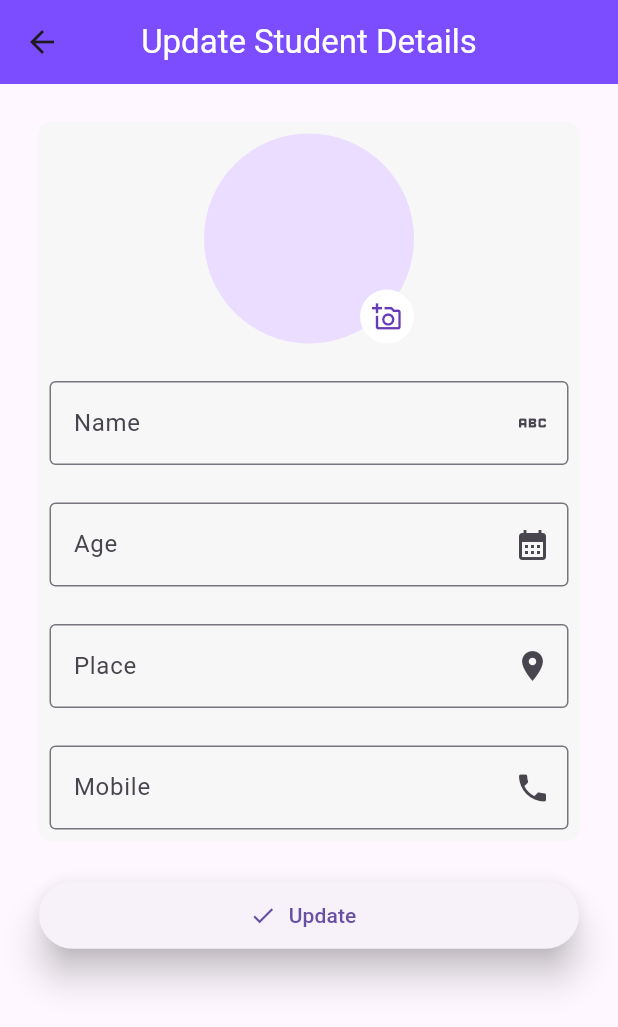
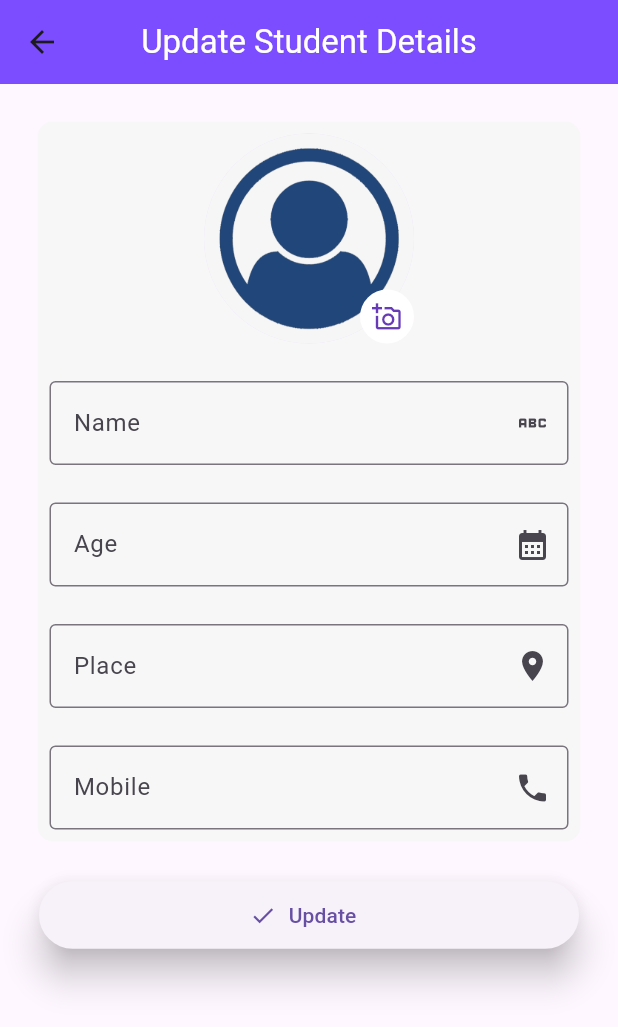
Before and after one commit to hijasahamed/ClassRegister, a Flutter app: the Details screen opened directly with empty values, after a tap on the "edit" icon, after a tap on the "add a photo" icon, on a phone screen of 412 x 824 dp. Shown: the top 1027 px of the screen. Run offline on Flutter 3.47's test engine with Material 3 defaults, Android fonts, the phone set to English and light mode, and no system bars; our stand-ins replace cloud_firestore, file_picker, firebase_core, firebase_storage; accounts and stored records are empty; network calls fail; statements that could not run were skipped.

Commit message:
13/12/23 mrng

```diff
--- a/lib/screens/home_screen.dart
+++ b/lib/screens/home_screen.dart
@@ -78,9 +78,6 @@ class Homescreen extends StatelessWidget {
           ],
         ),
       ),
-
-
-
       body: Column(
         children: [
           Flexible(
--- a/lib/screens/personal_details.dart
+++ b/lib/screens/personal_details.dart
@@ -1,4 +1,3 @@
-import 'package:class_register/screens/fuctions.dart';
 import 'package:class_register/screens/update_student.dart';
 import 'package:flutter/material.dart';
 
@@ -46,9 +45,9 @@ class _DetailsState extends State<Details> {
                            child: Row(
                             mainAxisAlignment: MainAxisAlignment.spaceBetween,
                              children: [
-                                const CircleAvatar(
+                                 CircleAvatar(
                                   radius: 80,
-                                   child: Icon(Icons.person,size: 100,),
+                                  backgroundImage: NetworkImage(widget.details['image']),
                                 ),
                                 Row(
                                   children: [
--- a/lib/screens/update_student.dart
+++ b/lib/screens/update_student.dart
@@ -1,4 +1,7 @@
+import 'package:class_register/screens/add_student.dart';
 import 'package:class_register/screens/fuctions.dart';
+import 'package:file_picker/file_picker.dart';
+import 'package:firebase_storage/firebase_storage.dart' as firebase_storage;
 import 'package:flutter/material.dart';
 import 'package:flutter/services.dart';
 
@@ -39,7 +42,7 @@ class _UpdateStudentState extends State<UpdateStudent> {
               Container(
                 decoration: BoxDecoration(
                   borderRadius: BorderRadius.circular(10),
-                  color: Color.fromARGB(255, 248, 247, 247),
+                  color:const Color.fromARGB(255, 248, 247, 247),
                 ),
                 child: Padding(
                   padding: const EdgeInsets.all(8.0),
@@ -49,12 +52,23 @@ class _UpdateStudentState extends State<UpdateStudent> {
                         children: [
                           Stack(
                             children: [
-                              const CircleAvatar(
-                                // backgroundImage:image1 != null
-                                // ? FileImage(image1!)
-                                // :  AssetImage('images/circle avatar.png')
-                                // as ImageProvider,
-                                radius: 70,
+                              image != null
+                              ? uploading
+                                  ? const CircleAvatar(
+                                      radius: 70,
+                                      backgroundColor: Colors.black,
+                                      child: CircularProgressIndicator(
+                                          color:Colors.deepPurpleAccent,
+                                          backgroundColor: Colors.transparent),
+                                    )
+                                  : CircleAvatar(
+                                      radius: 70,
+                                      backgroundImage: MemoryImage(imagebyte!))
+                              : const CircleAvatar(
+                                  radius: 70,
+                                  backgroundImage:
+                                      AssetImage('assets/images/circle avatar.png')
+                                          as ImageProvider,
                               ),
                               Positioned(
                                 bottom: 0,
@@ -64,7 +78,7 @@ class _UpdateStudentState extends State<UpdateStudent> {
                                   backgroundColor: Colors.white,
                                   child: IconButton(
                                       onPressed: () {
-                                        // fromgallery();
+                                        fromgallery();
                                       },
                                       icon: const Icon(
                                         Icons.add_a_photo_outlined,
@@ -75,8 +89,6 @@ class _UpdateStudentState extends State<UpdateStudent> {
                               )
                             ],
                           ),
-
-
                           const SizedBox(height: 25),
                           TextFormField(
                             validator: (value) {
@@ -170,4 +182,46 @@ class _UpdateStudentState extends State<UpdateStudent> {
       )),
     );
   }
+
+  Future<void> fromgallery() async {
+    FilePickerResult? img1 = await FilePicker.platform.pickFiles();
+
+    if (img1 != null) {
+      setState(() {
+        image = img1.files.first.name;
+        imagebyte = img1.files.first.bytes;
+      });
+    }
+
+    try {
+      setState(() {
+        uploading = true;
+      });
+
+      firebase_storage.UploadTask uploadTask;
+      firebase_storage.Reference ref = firebase_storage.FirebaseStorage.instance
+          .ref()
+          .child('Product')
+          .child('/${image!}');
+      final metadata =
+          firebase_storage.SettableMetadata(contentType: 'image/jpeg');
+      uploadTask = ref.putData(imagebyte!, metadata);
+
+      await uploadTask.whenComplete(() => null);
+
+      imageUrl = await ref.getDownloadURL();
+
+      setState(() {
+        uploading = false;
+      });
+    } catch (e) {
+      print(e);
+
+      setState(() {
+        uploading = false;
+      });
+    }
+  }
+
+
 }
```
Also changed, not shown: lib/screens/add_student.dart (+8 -20 lines), lib/screens/search.dart (+5 -8 lines), lib/main.dart (indentation only), 1 other file. Lines whose indentation alone changed are shown as unchanged.
